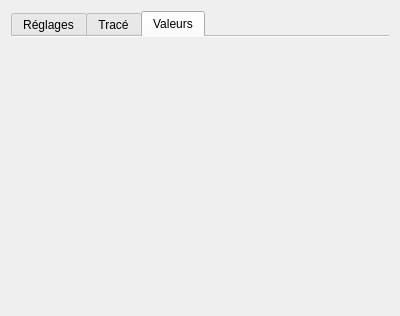
AdelKS/ZeGrapher, file DataPlot/polynomialmodelwidget.ui: the form before one commit.
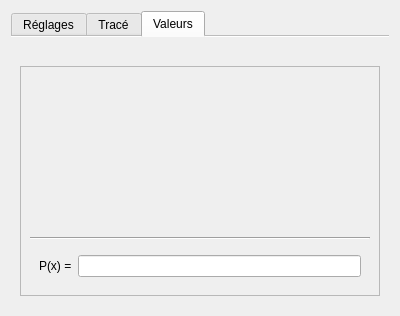
The form after the commit. The open tabs and pages were chosen to show the change.

Patch:
```diff
--- a/DataPlot/polynomialmodelwidget.ui
+++ b/DataPlot/polynomialmodelwidget.ui
@@ -258,6 +258,92 @@
       <attribute name="title">
        <string>Valeurs</string>
       </attribute>
+      <layout class="QVBoxLayout" name="verticalLayout_6">
+       <item>
+        <widget class="QLabel" name="polynomialGenericExpression">
+         <property name="text">
+          <string/>
+         </property>
+        </widget>
+       </item>
+       <item>
+        <widget class="QScrollArea" name="scrollArea">
+         <property name="widgetResizable">
+          <bool>true</bool>
+         </property>
+         <widget class="QWidget" name="scrollAreaWidgetContents">
+          <property name="geometry">
+           <rect>
+            <x>0</x>
+            <y>0</y>
+            <width>362</width>
+            <height>218</height>
+           </rect>
+          </property>
+          <layout class="QVBoxLayout" name="verticalLayout_7">
+           <item>
+            <widget class="QWidget" name="verticalWidget" native="true">
+             <property name="sizePolicy">
+              <sizepolicy hsizetype="Preferred" vsizetype="Expanding">
+               <horstretch>0</horstretch>
+               <verstretch>0</verstretch>
+              </sizepolicy>
+             </property>
+             <layout class="QVBoxLayout" name="coefWidgetsLayout" stretch="0">
+              <item>
+               <layout class="QVBoxLayout" name="coefWidgetsLayout_2">
+                <property name="spacing">
+                 <number>4</number>
+                </property>
+               </layout>
+              </item>
+             </layout>
+            </widget>
+           </item>
+           <item>
+            <widget class="Line" name="line">
+             <property name="orientation">
+              <enum>Qt::Horizontal</enum>
+             </property>
+            </widget>
+           </item>
+           <item>
+            <widget class="QWidget" name="widget" native="true">
+             <property name="sizePolicy">
+              <sizepolicy hsizetype="Preferred" vsizetype="Minimum">
+               <horstretch>0</horstretch>
+               <verstretch>0</verstretch>
+              </sizepolicy>
+             </property>
+             <layout class="QHBoxLayout" name="horizontalLayout_3">
+              <item>
+               <widget class="QLabel" name="label_2">
+                <property name="text">
+                 <string>P(x) =</string>
+                </property>
+               </widget>
+              </item>
+              <item>
+               <widget class="QLineEdit" name="expressionLineEdit">
+                <property name="maximumSize">
+                 <size>
+                  <width>16777215</width>
+                  <height>25</height>
+                 </size>
+                </property>
+                <property name="readOnly">
+                 <bool>true</bool>
+                </property>
+               </widget>
+              </item>
+             </layout>
+            </widget>
+           </item>
+          </layout>
+         </widget>
+        </widget>
+       </item>
+      </layout>
      </widget>
     </widget>
    </item>
```
Left out of the diff: 13 changed lines with no effect on the pictures.
